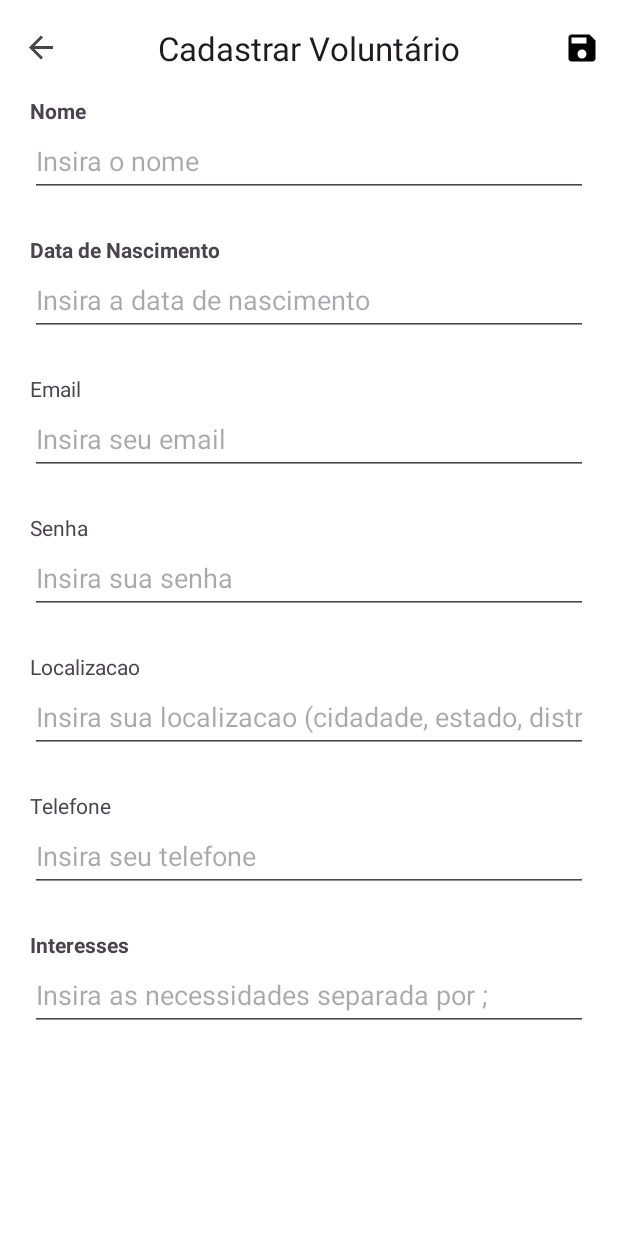
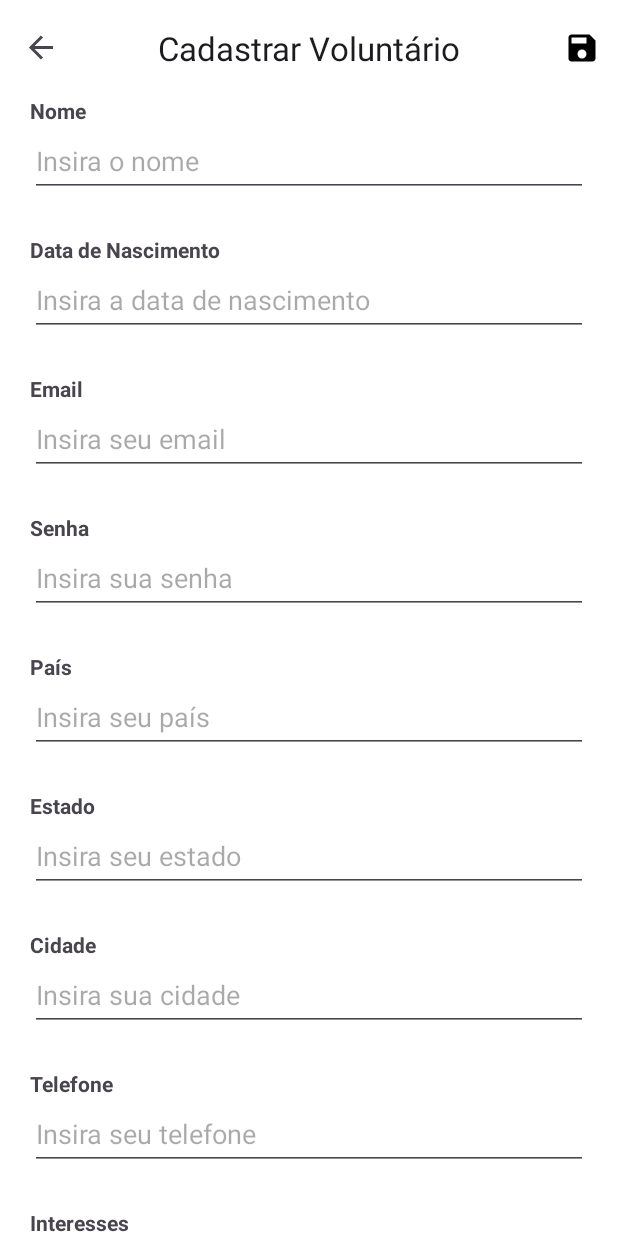
Before and after one commit to william-michelli/trabalhoextensionista, an Android app: the NovoVoluntarioFragment screen opened through its navigation route, on a phone screen of 412 x 824 dp. Run offline under Robolectric (Android 15) with nearby library versions, the phone set to English and light mode, and no system bars; our stand-ins replace Firebase (no records; nobody signed in at launch, a user with empty details on screens opened directly), Room's generated code, navigation-ui.

Commit message:
Ajustes tela, mais bonitas agora

```diff
--- a/app/src/main/res/layout/fragment_login.xml
+++ b/app/src/main/res/layout/fragment_login.xml
@@ -39,6 +39,7 @@ tools:context=".login.LoginFragment">
         android:minHeight="48dp"
         android:minWidth="48dp"
         android:inputType="textEmailAddress|textNoSuggestions"
+        android:paddingStart="12dp"
         android:layout_marginBottom="16dp" />
 
     <!-- SENHA -->
@@ -60,6 +61,7 @@ tools:context=".login.LoginFragment">
         android:minHeight="48dp"
         android:minWidth="48dp"
         android:hint="@string/digite_a_senha"
+        android:paddingStart="12dp"
         android:layout_marginBottom="24dp" />
 
     <!-- BOTAO ENTRAR -->
--- a/app/src/main/res/layout/fragment_novo_voluntario.xml
+++ b/app/src/main/res/layout/fragment_novo_voluntario.xml
@@ -68,6 +68,7 @@
             android:id="@+id/lblEmail"
             android:layout_width="match_parent"
             android:layout_height="wrap_content"
+            android:textStyle="bold"
             android:text="@string/lbl_email" />
 
         <EditText
@@ -86,6 +87,7 @@
             android:id="@+id/lblSenha"
             android:layout_width="match_parent"
             android:layout_height="wrap_content"
+            android:textStyle="bold"
             android:text="@string/lbl_senha" />
 
         <EditText
@@ -99,20 +101,60 @@
             android:minHeight="48dp" />
 
 
-        <!-- Localizacao-->
+        <!-- País-->
         <TextView
-            android:id="@+id/lblLocalizacao"
+            android:id="@+id/lblPais"
             android:layout_width="match_parent"
             android:layout_height="wrap_content"
-            android:text="@string/lbl_localizacao" />
+            android:textStyle="bold"
+            android:text="@string/lbl_pais" />
 
         <EditText
-            android:id="@+id/txtLocalizacao"
+            android:id="@+id/txtPais"
             android:layout_width="match_parent"
             android:layout_height="wrap_content"
             android:layout_marginBottom="25dp"
             android:ems="10"
-            android:hint="@string/insira_a_localizacao"
+            android:hint="@string/insira_seu_pais"
+            android:inputType="textCapSentences|textAutoComplete|textAutoCorrect"
+            android:minHeight="48dp" />
+
+
+        <!-- Estado -->
+        <TextView
+            android:id="@+id/lblEstado"
+            android:layout_width="match_parent"
+            android:layout_height="wrap_content"
+            android:textStyle="bold"
+            android:text="@string/lbl_estado" />
+
+        <EditText
+            android:id="@+id/txtEstado"
+            android:layout_width="match_parent"
+            android:layout_height="wrap_content"
+            android:layout_marginBottom="25dp"
+            android:ems="10"
+            android:hint="@string/insira_seu_estado"
+            android:inputType="text"
+            android:maxLength="2"
+            android:minHeight="48dp" />
+
+
+        <!-- Cidade -->
+        <TextView
+            android:id="@+id/lblCidade"
+            android:layout_width="match_parent"
+            android:layout_height="wrap_content"
+            android:textStyle="bold"
+            android:text="@string/lbl_cidade" />
+
+        <EditText
+            android:id="@+id/txtCidade"
+            android:layout_width="match_parent"
+            android:layout_height="wrap_content"
+            android:layout_marginBottom="25dp"
+            android:ems="10"
+            android:hint="@string/insira_sua_cidade"
             android:inputType="textCapSentences|textAutoComplete|textAutoCorrect"
             android:minHeight="48dp" />
 
@@ -122,6 +164,7 @@
             android:id="@+id/lblTelefone"
             android:layout_width="match_parent"
             android:layout_height="wrap_content"
+            android:textStyle="bold"
             android:text="@string/lbl_telefone" />
 
         <EditText
@@ -131,7 +174,8 @@
             android:layout_marginBottom="25dp"
             android:ems="10"
             android:hint="@string/insira_o_telfone"
-            android:inputType="textCapSentences|textAutoComplete|textAutoCorrect"
+            android:maxLength="11"
+            android:inputType="number"
             android:minHeight="48dp" />
 
 
@@ -148,7 +192,7 @@
             android:layout_width="match_parent"
             android:layout_height="wrap_content"
             android:ems="10"
-            android:inputType="textCapSentences|textAutoComplete|textAutoCorrect"
+            android:inputType="textAutoComplete|textAutoCorrect"
             android:layout_marginBottom="25dp"
             android:minHeight="48dp"
             android:hint="@string/insira_as_necessidades" />
--- a/app/src/main/res/values/strings.xml
+++ b/app/src/main/res/values/strings.xml
@@ -22,8 +22,12 @@
     <string name="insira_os_interesses">Insira os interesses separada por ;</string>
     <string name="lbl_email">Email</string>
     <string name="insira_o_email">Insira seu email </string>
-    <string name="lbl_localizacao">Localizacao</string>
-    <string name="insira_a_localizacao">Insira sua localizacao (cidadade, estado, distrito, etc) </string>
+    <string name="lbl_pais">País</string>
+    <string name="lbl_estado">Estado</string>
+    <string name="lbl_cidade">Cidade</string>
+    <string name="insira_seu_pais">Insira seu país</string>
+    <string name="insira_seu_estado">Insira seu estado</string>
+    <string name="insira_sua_cidade">Insira sua cidade</string>
     <string name="lbl_senha">Senha</string>
     <string name="insira_a_senha">Insira sua senha</string>
     <string name="lbl_telefone">Telefone</string>
--- a/settings.gradle.kts
+++ b/settings.gradle.kts
@@ -17,6 +17,7 @@ dependencyResolutionManagement {
         google()
         mavenCentral()
     }
+
 }
 
 rootProject.name = "trabalhoextensionista"
```
Also changed, not shown: app/src/main/java/com/aula/trabalhoextensionista/data/models/Ong.java (+38 -16 lines), app/src/main/java/com/aula/trabalhoextensionista/data/models/Voluntario.java (+45 -18 lines), app/src/main/java/com/aula/trabalhoextensionista/login/LoginFragment.java (+22 -8 lines), app/src/main/java/com/aula/trabalhoextensionista/ong/novaong/NovaOngFragment.java (+22 -6 lines), app/src/main/java/com/aula/trabalhoextensionista/voluntario/novovoluntario/NovoVoluntarioFragment.java (+22 -7 lines), app/src/main/res/layout/fragment_nova_ong.xml (+51 -7 lines).
